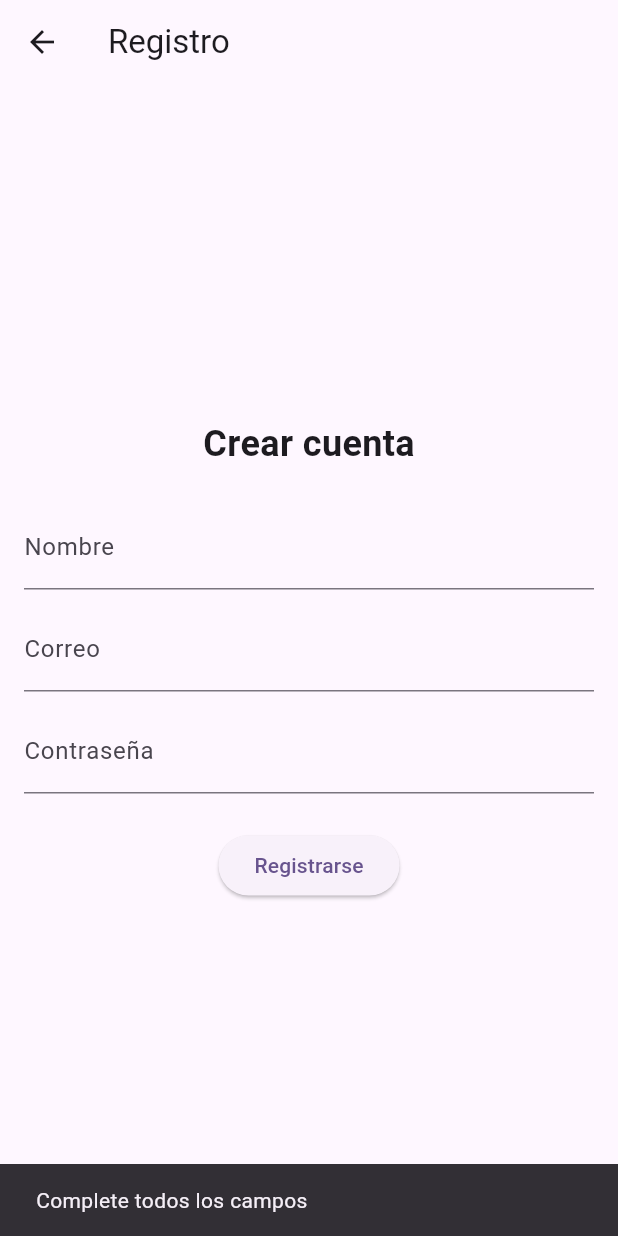
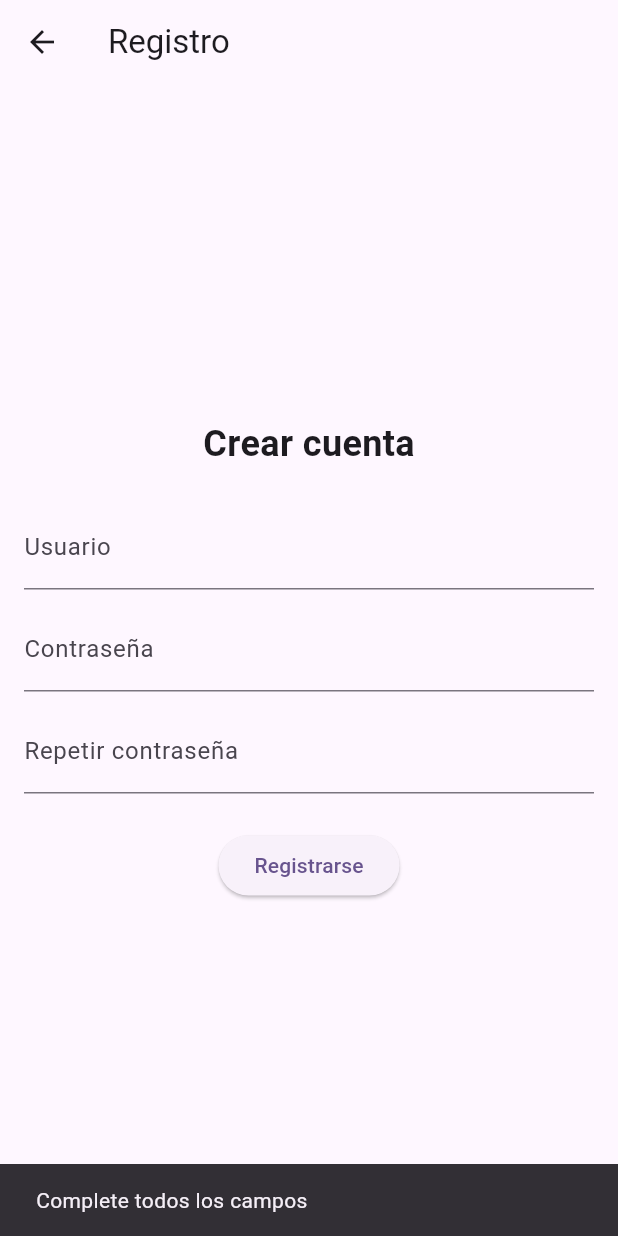
Before and after one commit to SrFaper/feed95, a Flutter app: the RegistroScreen screen opened directly, after a tap on "Registrarse", on a phone screen of 412 x 824 dp. Run offline on Flutter 3.47's test engine with Material 3 defaults, Android fonts, the phone set to English and light mode, and no system bars; our stand-ins replace shared_preferences, sqflite, sqflite_common_ffi; accounts and stored records are empty.

Commit message:
nuevo login y registro por usuario, confirmar contraseña y soporte Windows con sqflite_ffi

```diff
--- a/frontend/lib/models/usuario.dart
+++ b/frontend/lib/models/usuario.dart
@@ -2,19 +2,16 @@
 class Usuario {
   final int id;
   final String nombre;
-  final String correo;
 
   Usuario({
     required this.id,
     required this.nombre,
-    required this.correo,
   });
 
   factory Usuario.fromJson(Map<String, dynamic> json) {
     return Usuario(
       id: int.parse(json['id'].toString()),
       nombre: json['nombre'],
-      correo: json['correo'],
     );
   }
 }
--- a/frontend/lib/screens/registro_screen.dart
+++ b/frontend/lib/screens/registro_screen.dart
@@ -1,7 +1,6 @@
 import 'package:flutter/material.dart';
 import '../services/api_service.dart';
 
-// Pantalla para registrar nuevos usuarios
 class RegistroScreen extends StatefulWidget {
   const RegistroScreen({super.key});
 
@@ -11,16 +10,23 @@ class RegistroScreen extends StatefulWidget {
 
 class _RegistroScreenState extends State<RegistroScreen> {
   final nombreController = TextEditingController();
-  final correoController = TextEditingController();
   final passwordController = TextEditingController();
+  final confirmarPasswordController = TextEditingController();
   bool cargando = false;
 
   Future<void> registrar() async {
     if (nombreController.text.isEmpty ||
-        correoController.text.isEmpty ||
-        passwordController.text.isEmpty) {
+        passwordController.text.isEmpty ||
+        confirmarPasswordController.text.isEmpty) {
       ScaffoldMessenger.of(context).showSnackBar(
         const SnackBar(content: Text('Complete todos los campos')),
+      );
+      return;
+    }
+
+    if (passwordController.text != confirmarPasswordController.text) {
+      ScaffoldMessenger.of(context).showSnackBar(
+        const SnackBar(content: Text('Las contraseñas no coinciden')),
       );
       return;
     }
@@ -29,7 +35,6 @@ class _RegistroScreenState extends State<RegistroScreen> {
 
     final respuesta = await ApiService.registrarUsuario(
       nombre: nombreController.text,
-      correo: correoController.text,
       password: passwordController.text,
     );
 
@@ -60,18 +65,18 @@ class _RegistroScreenState extends State<RegistroScreen> {
             const SizedBox(height: 24),
             TextField(
               controller: nombreController,
-              decoration: const InputDecoration(labelText: 'Nombre'),
-            ),
-            const SizedBox(height: 12),
-            TextField(
-              controller: correoController,
-              decoration: const InputDecoration(labelText: 'Correo'),
-              keyboardType: TextInputType.emailAddress,
+              decoration: const InputDecoration(labelText: 'Usuario'),
             ),
             const SizedBox(height: 12),
             TextField(
               controller: passwordController,
               decoration: const InputDecoration(labelText: 'Contraseña'),
+              obscureText: true,
+            ),
+            const SizedBox(height: 12),
+            TextField(
+              controller: confirmarPasswordController,
+              decoration: const InputDecoration(labelText: 'Repetir contraseña'),
               obscureText: true,
             ),
             const SizedBox(height: 24),
--- a/frontend/lib/services/api_service.dart
+++ b/frontend/lib/services/api_service.dart
@@ -1,6 +1,9 @@
 import 'dart:convert';
+import 'dart:io';
 import 'package:crypto/crypto.dart';
+import 'package:flutter/foundation.dart';
 import 'package:sqflite/sqflite.dart';
+import 'package:sqflite_common_ffi/sqflite_ffi.dart';
 import 'package:path/path.dart';
 import '../models/juego.dart';
 import '../models/usuario.dart';
@@ -15,18 +18,23 @@ class ApiService {
   }
 
   static Future<Database> _initDb() async {
+    // Inicializar sqflite_common_ffi para Windows y Linux
+    if (!kIsWeb && (Platform.isWindows || Platform.isLinux)) {
+      sqfliteFfiInit();
+      databaseFactory = databaseFactoryFfi;
+    }
+
     final dbPath = await getDatabasesPath();
     final path = join(dbPath, 'feed95.db');
 
     return await openDatabase(
       path,
-      version: 1,
+      version: 2,
       onCreate: (db, version) async {
         await db.execute('''
           CREATE TABLE usuarios (
             id INTEGER PRIMARY KEY AUTOINCREMENT,
-            nombre TEXT NOT NULL,
-            correo TEXT NOT NULL UNIQUE,
+            nombre TEXT NOT NULL UNIQUE,
             password TEXT NOT NULL
           )
         ''');
@@ -45,6 +53,17 @@ class ApiService {
           )
         ''');
       },
+      onUpgrade: (db, oldVersion, newVersion) async {
+        // Por si alguien tenía la versión anterior con correo
+        await db.execute('DROP TABLE IF EXISTS usuarios');
+        await db.execute('''
+          CREATE TABLE usuarios (
+            id INTEGER PRIMARY KEY AUTOINCREMENT,
+            nombre TEXT NOT NULL UNIQUE,
+            password TEXT NOT NULL
+          )
+        ''');
+      },
     );
   }
 
@@ -56,37 +75,35 @@ class ApiService {
   // Registro
   static Future<Map<String, dynamic>> registrarUsuario({
     required String nombre,
-    required String correo,
     required String password,
   }) async {
     final database = await db;
     try {
       await database.insert('usuarios', {
         'nombre': nombre,
-        'correo': correo,
         'password': _hashPassword(password),
       });
       return {'success': true, 'message': 'Usuario registrado correctamente'};
     } catch (e) {
-      return {'success': false, 'message': 'El correo ya está registrado'};
+      return {'success': false, 'message': 'Ese nombre de usuario ya existe'};
     }
   }
 
   // Login
   static Future<Map<String, dynamic>> login({
-    required String correo,
+    required String nombre,
     required String password,
   }) async {
     final database = await db;
     final result = await database.query(
       'usuarios',
-      where: 'correo = ? AND password = ?',
-      whereArgs: [correo, _hashPassword(password)],
+      where: 'nombre = ? AND password = ?',
+      whereArgs: [nombre, _hashPassword(password)],
     );
     if (result.isNotEmpty) {
       return {'success': true, 'usuario': result.first};
     }
-    return {'success': false, 'message': 'Correo o contraseña incorrectos'};
+    return {'success': false, 'message': 'Usuario o contraseña incorrectos'};
   }
 
   // Listar juegos del usuario
@@ -172,9 +189,7 @@ class ApiService {
       where: 'id = ?',
       whereArgs: [id],
     );
-    if (result.isNotEmpty) {
-      return convertirUsuario(result.first);
-    }
+    if (result.isNotEmpty) return convertirUsuario(result.first);
     return null;
   }
 }
--- a/frontend/pubspec.yaml
+++ b/frontend/pubspec.yaml
@@ -38,6 +38,7 @@ dependencies:
   path: ^1.9.0
   crypto: ^3.0.3
   shared_preferences: ^2.3.3
+  sqflite_common_ffi: ^2.3.4
 
 dev_dependencies:
   flutter_test:
```
Also changed, not shown: frontend/lib/screens/login_screen.dart (+10 -14 lines), frontend/pubspec.lock.
